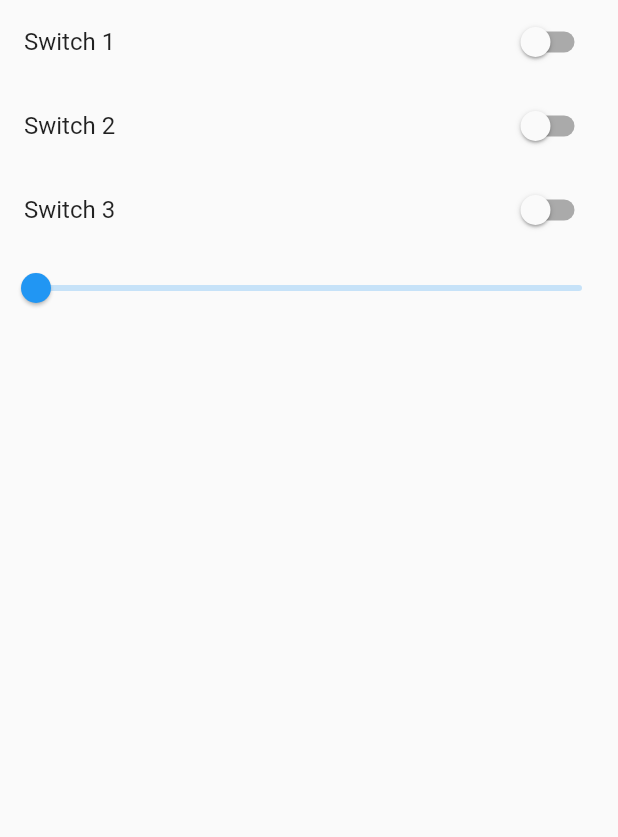
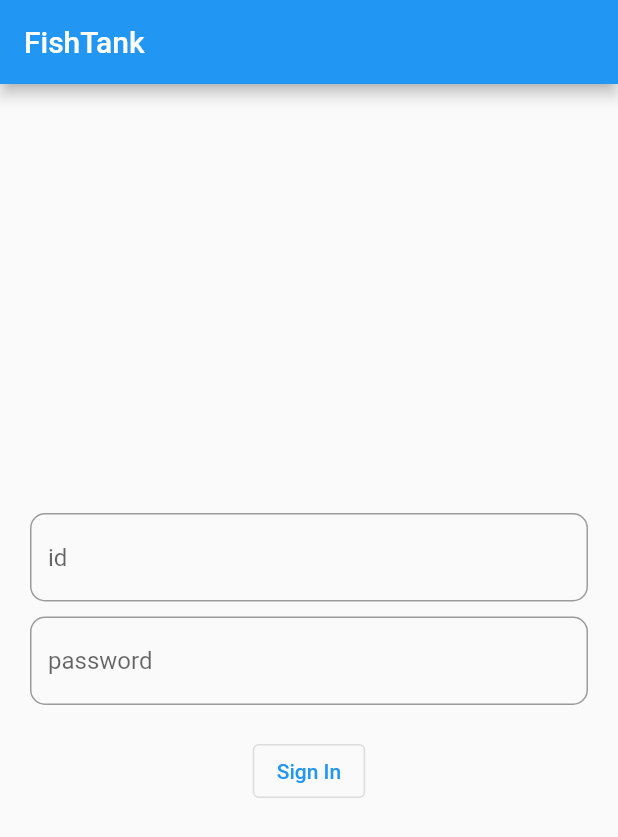
Before and after one commit to msseodev/FishTank, a Flutter app: the screen it shows after launch, on a phone screen of 412 x 824 dp. Shown: the top 837 px of the screen. Run offline on Flutter 3.47's test engine with Material 2 defaults, Android fonts, the phone set to English and light mode, and no system bars; our stand-ins replace dio, retrofit.

Commit message:
[Flutter] Add flutter project.

```diff
--- a/FishTankFlutter/lib/main.dart
+++ b/FishTankFlutter/lib/main.dart
@@ -1,3 +1,4 @@
+import 'package:fishtank/signin.dart';
 import 'package:flutter/material.dart';
 
 void main() {
@@ -10,54 +11,14 @@ class MyApp extends StatefulWidget {
 }
 
 class _MyAppState extends State<MyApp> {
-  bool _switch1 = false;
-  bool _switch2 = false;
-  bool _switch3 = false;
-  double _slider = 0.0;
-
   @override
   Widget build(BuildContext context) {
     return MaterialApp(
       home: Scaffold(
-        body: Column(
-          children: [
-            SwitchListTile(
-              value: _switch1,
-              onChanged: (value) {
-                setState(() {
-                  _switch1 = value;
-                });
-              },
-              title: Text('Switch 1'),
-            ),
-            SwitchListTile(
-              value: _switch2,
-              onChanged: (value) {
-                setState(() {
-                  _switch2 = value;
-                });
-              },
-              title: Text('Switch 2'),
-            ),
-            SwitchListTile(
-              value: _switch3,
-              onChanged: (value) {
-                setState(() {
-                  _switch3 = value;
-                });
-              },
-              title: Text('Switch 3'),
-            ),
-            Slider(
-              value: _slider,
-              onChanged: (value) {
-                setState(() {
-                  _slider = value;
-                });
-              },
-            ),
-          ],
+        appBar: AppBar(
+          title: Text("FishTank"),
         ),
+        body: SignInPage()
       ),
     );
   }
--- /dev/null
+++ b/FishTankFlutter/lib/signin.dart
@@ -0,0 +1,58 @@
+import 'package:fishtank/string.dart';
+import 'package:flutter/material.dart';
+
+class SignInPage extends StatefulWidget {
+  const SignInPage({super.key});
+
+  @override
+  State createState() => SignInPageState();
+}
+
+class SignInPageState extends State<SignInPage> {
+  @override
+  Widget build(BuildContext context) {
+    return Padding(
+      padding: EdgeInsets.all(20.0),
+      child: Column(
+        mainAxisAlignment: MainAxisAlignment.center,
+        children: [
+          TextField(
+            decoration: InputDecoration(
+              hintText: Strings.signInTextId,
+              border: OutlineInputBorder(
+                borderRadius: BorderRadius.circular(10.0),
+              ),
+            ),
+          ),
+
+          Container(
+            margin: const EdgeInsets.only(top: 10.0),
+            child:TextField(
+              obscureText: true,
+              decoration: InputDecoration(
+                hintText: Strings.signInTextPassword,
+                border: OutlineInputBorder(
+                  borderRadius: BorderRadius.circular(10.0),
+                ),
+              ),
+            ) ,
+          ),
+
+          Container(
+            margin: const EdgeInsets.only(top: 20.0),
+            child: Row(
+              mainAxisAlignment: MainAxisAlignment.center,
+              children: [
+                OutlinedButton(
+                  onPressed: () {},
+                  child: Text("Sign In"),
+                )
+              ],
+            )
+          ),
+
+        ],
+      ),
+    );
+  }
+}
--- /dev/null
+++ b/FishTankFlutter/lib/string.dart
@@ -0,0 +1,4 @@
+class Strings {
+  static const String signInTextId = "id";
+  static const String signInTextPassword = "password";
+}
```
Also changed, not shown: FishTankFlutter/lib/FishDataSource.dart (added, +26 -0 lines), FishTankFlutter/lib/FishTankRepository.dart (added, +10 -0 lines), FishTankFlutter/lib/fishtank.dart (added, +59 -0 lines), FishTankFlutter/lib/signin_viewmodel.dart (added, +8 -0 lines), FishTankFlutter/pubspec.yaml (+8 -2 lines), FishTankFlutter/pubspec.lock, 1 other file.
